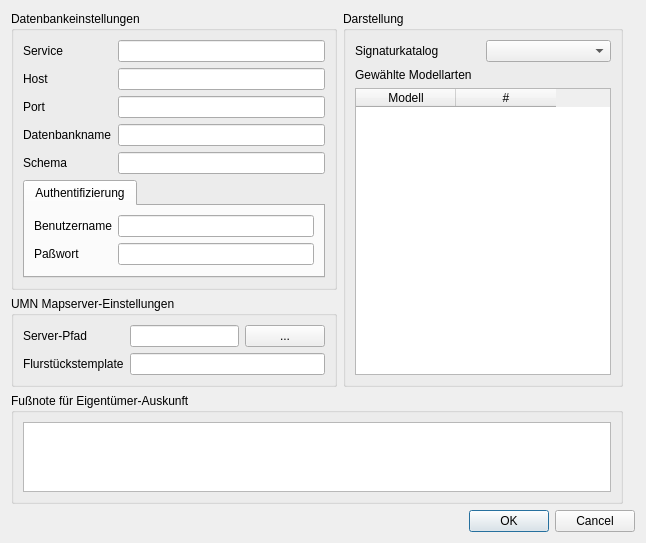
Before: the Qt Designer form conf.ui in norBIT/alkisplugin, drawn with Qt 5.
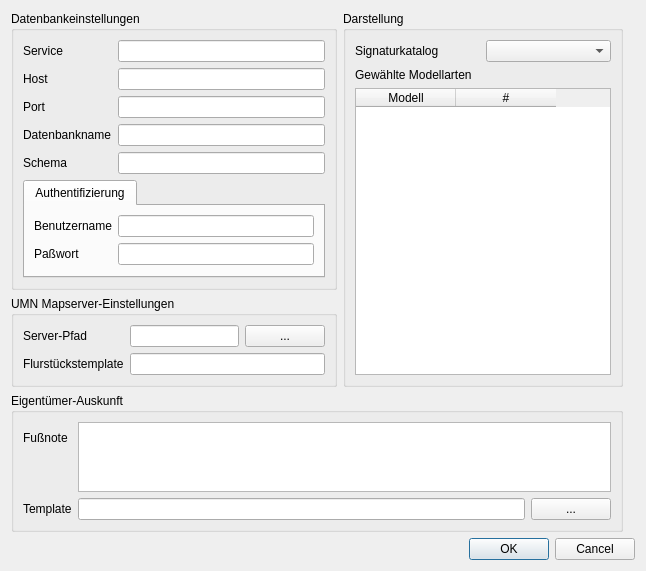
After: the same form once the commit is applied.

```diff
--- a/conf.ui
+++ b/conf.ui
@@ -7,7 +7,7 @@
     <x>0</x>
     <y>0</y>
     <width>646</width>
-    <height>477</height>
+    <height>499</height>
    </rect>
   </property>
   <property name="windowTitle">
@@ -256,11 +256,35 @@
    <item row="5" column="0" colspan="2">
     <widget class="QGroupBox" name="groupBox_4">
      <property name="title">
-      <string>Fußnote für Eigentümer-Auskunft</string>
+      <string>Eigentümer-Auskunft</string>
      </property>
-     <layout class="QHBoxLayout" name="horizontalLayout">
-      <item>
-       <widget class="QTextEdit" name="teFussnote"/>
+     <layout class="QGridLayout" name="gridLayout_6">
+      <item row="2" column="2">
+       <widget class="QLineEdit" name="leTemplate"/>
+      </item>
+      <item row="0" column="0">
+       <widget class="QLabel" name="label_12">
+        <property name="text">
+         <string>Fußnote</string>
+        </property>
+       </widget>
+      </item>
+      <item row="2" column="3">
+       <widget class="QPushButton" name="pbTemplateBrowse">
+        <property name="text">
+         <string>...</string>
+        </property>
+       </widget>
+      </item>
+      <item row="0" column="2" rowspan="2" colspan="2">
+       <widget class="QTextEdit" name="leFussnote"/>
+      </item>
+      <item row="2" column="0">
+       <widget class="QLabel" name="label_13">
+        <property name="text">
+         <string>Template</string>
+        </property>
+       </widget>
       </item>
      </layout>
     </widget>
```
Left out of the diff: 4 changed lines with no effect on the pictures.
